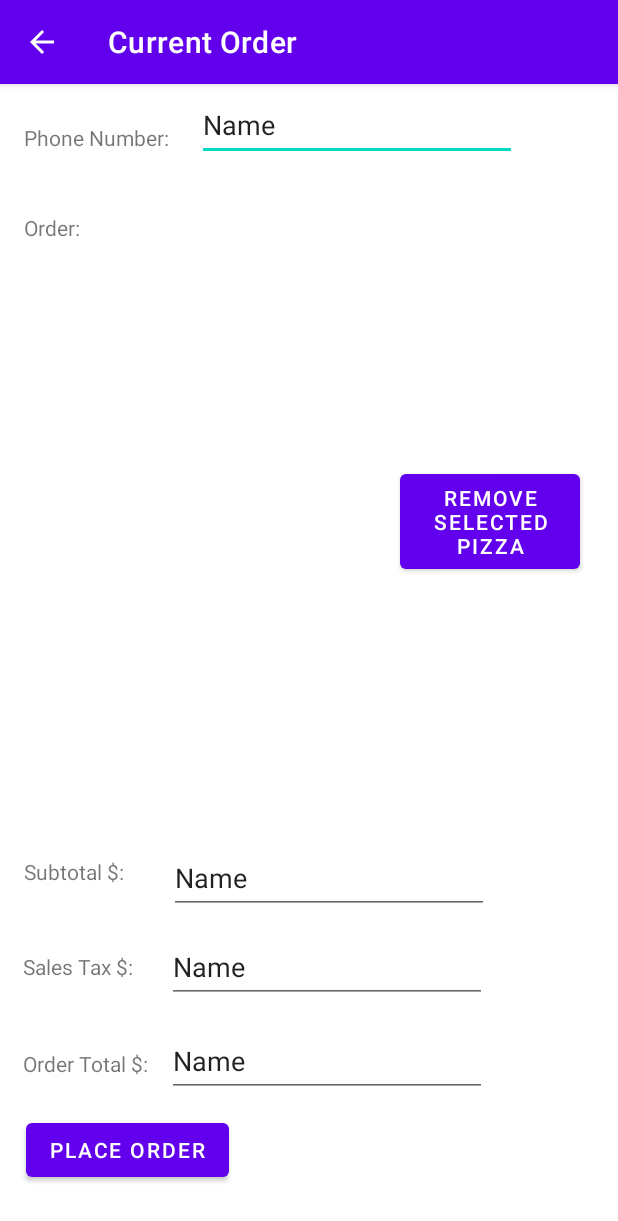
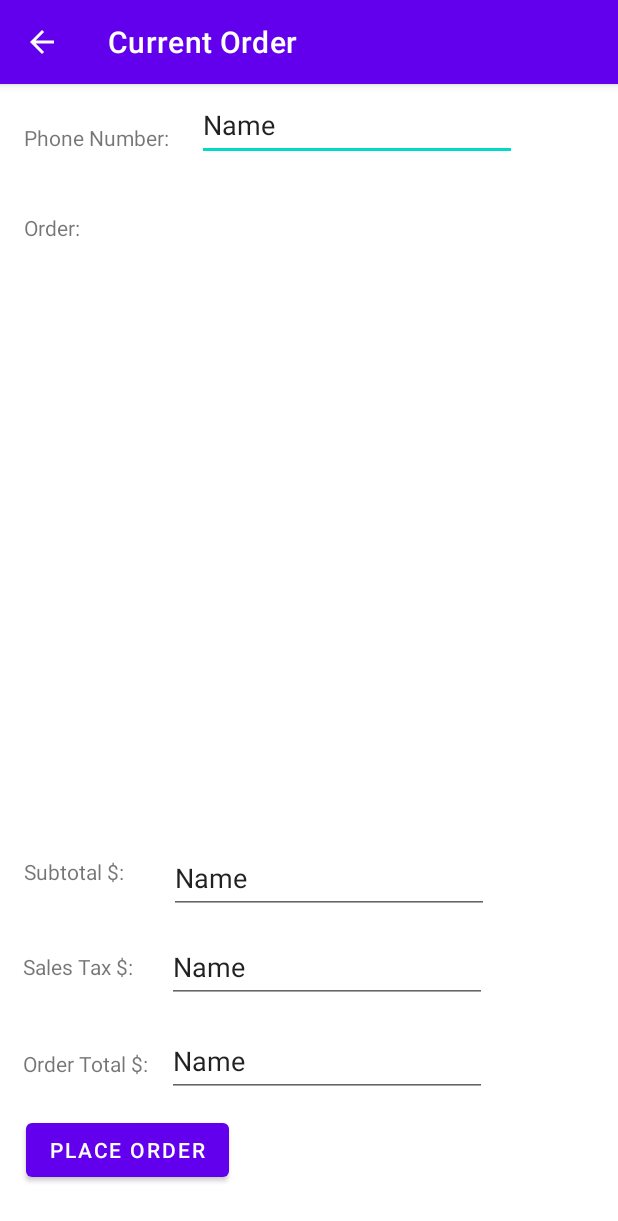
Before and after one commit to shussain11563/RuPizzeriaAndroidApp, an Android app: the CurrentOrderActivity screen opened directly, with no data from a screen before it, on a phone screen of 412 x 824 dp. Shown: the top 1221 px of the screen. Run offline under Robolectric (Android 15) with nearby library versions, the phone set to English and light mode, and no system bars; 4 statements that could not run were skipped.

Commit message:
Update current_order_layout.xml

```diff
--- a/app/src/main/res/layout/current_order_layout.xml
+++ b/app/src/main/res/layout/current_order_layout.xml
@@ -44,19 +44,6 @@
         app:layout_constraintStart_toStartOf="parent"
         app:layout_constraintTop_toTopOf="parent"
         app:layout_constraintVertical_bias="0.115" />
-
-    <Button
-        android:id="@+id/button4"
-        android:layout_width="120dp"
-        android:layout_height="75dp"
-        android:text="@string/removeSelectedPizzaButton"
-        app:layout_constraintBottom_toBottomOf="parent"
-        app:layout_constraintEnd_toEndOf="parent"
-        app:layout_constraintHorizontal_bias="0.914"
-        app:layout_constraintStart_toStartOf="parent"
-        app:layout_constraintTop_toTopOf="parent"
-        app:layout_constraintVertical_bias="0.367"
-        tools:text="@string/removeSelectedPizzaButton" />
 
     <TextView
         android:id="@+id/textView7"
@@ -156,14 +143,15 @@
         app:layout_constraintVertical_bias="0.871" />
 
     <ListView
-            android:layout_width="372dp"
-            android:layout_height="347dp"
+        android:id="@+id/orderListView"
+        android:layout_width="348dp"
+        android:layout_height="353dp"
         android:background="@android:color/transparent"
         android:cacheColorHint="#00000000"
         app:layout_constraintBottom_toBottomOf="parent"
         app:layout_constraintEnd_toEndOf="parent"
-            app:layout_constraintHorizontal_bias="0.41"
+        app:layout_constraintHorizontal_bias="0.269"
         app:layout_constraintStart_toStartOf="parent"
         app:layout_constraintTop_toTopOf="parent"
-            app:layout_constraintVertical_bias="0.302" android:id="@+id/orderListView"/>
+        app:layout_constraintVertical_bias="0.291" />
 </androidx.constraintlayout.widget.ConstraintLayout>
```
Lines whose indentation alone changed are shown as unchanged.
